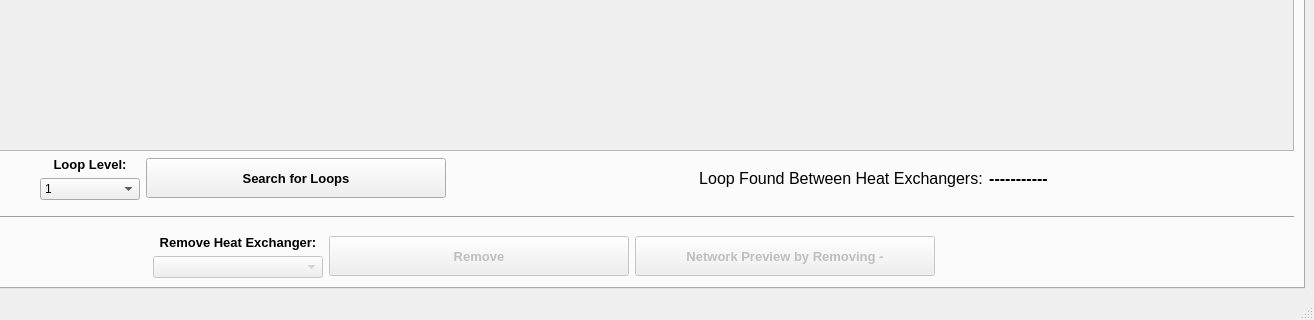
Old version of the form interface/MPinch.ui in the repository CarlosTadeuVassoler/MPinch; both pictures show x 226 to 1540 and y 424 to 744 of the 1540 by 744 pixel window.
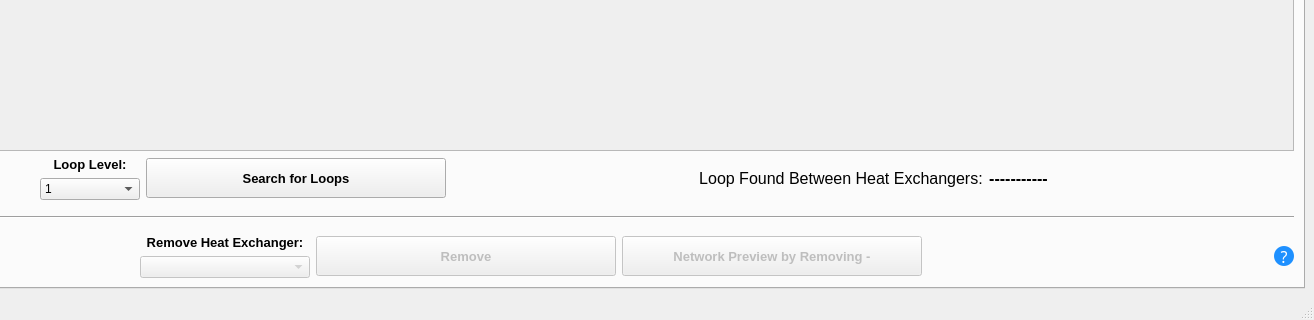
New version of the form. The open tabs and pages were chosen to show the change.

Patch:
```diff
--- a/interface/MPinch.ui
+++ b/interface/MPinch.ui
@@ -4059,6 +4059,59 @@
               </property>
              </spacer>
             </item>
+            <item>
+             <widget class="QToolButton" name="toolButton_2">
+              <property name="enabled">
+               <bool>true</bool>
+              </property>
+              <property name="sizePolicy">
+               <sizepolicy hsizetype="Fixed" vsizetype="Fixed">
+                <horstretch>0</horstretch>
+                <verstretch>0</verstretch>
+               </sizepolicy>
+              </property>
+              <property name="minimumSize">
+               <size>
+                <width>20</width>
+                <height>20</height>
+               </size>
+              </property>
+              <property name="maximumSize">
+               <size>
+                <width>20</width>
+                <height>20</height>
+               </size>
+              </property>
+              <property name="font">
+               <font>
+                <family>MS Reference Sans Serif</family>
+                <pointsize>12</pointsize>
+               </font>
+              </property>
+              <property name="mouseTracking">
+               <bool>true</bool>
+              </property>
+              <property name="toolTip">
+               <string>&quot;This tab is used only to compare the ΔTmin, every action here doesn't change the pinch in Streams tab&quot;</string>
+              </property>
+              <property name="styleSheet">
+               <string notr="true">QToolButton{
+	background: 		#1E90FF;
+	border: 2px solid 	#000000;
+	border-radius: 10px;
+	color: 	#FFFFFF;
+	text-align: center;
+}
+
+QToolButton:focus{
+	border: 2px solid #FBAD25;
+}</string>
+              </property>
+              <property name="text">
+               <string>?</string>
+              </property>
+             </widget>
+            </item>
            </layout>
           </item>
          </layout>
```
Left out of the diff: 10 changed lines with no effect on the pictures.
